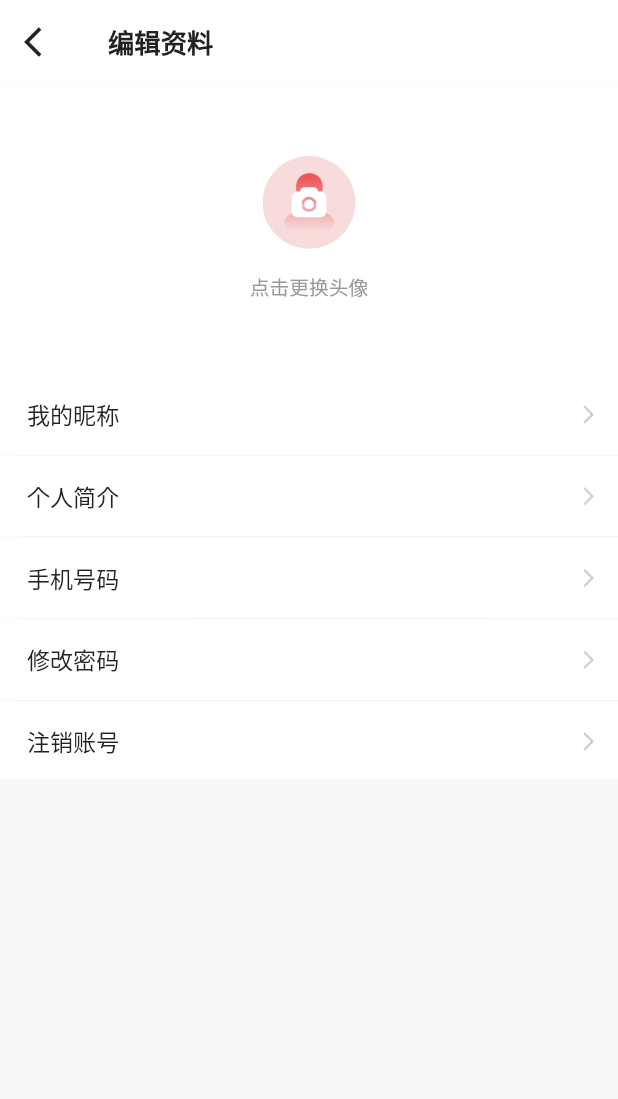
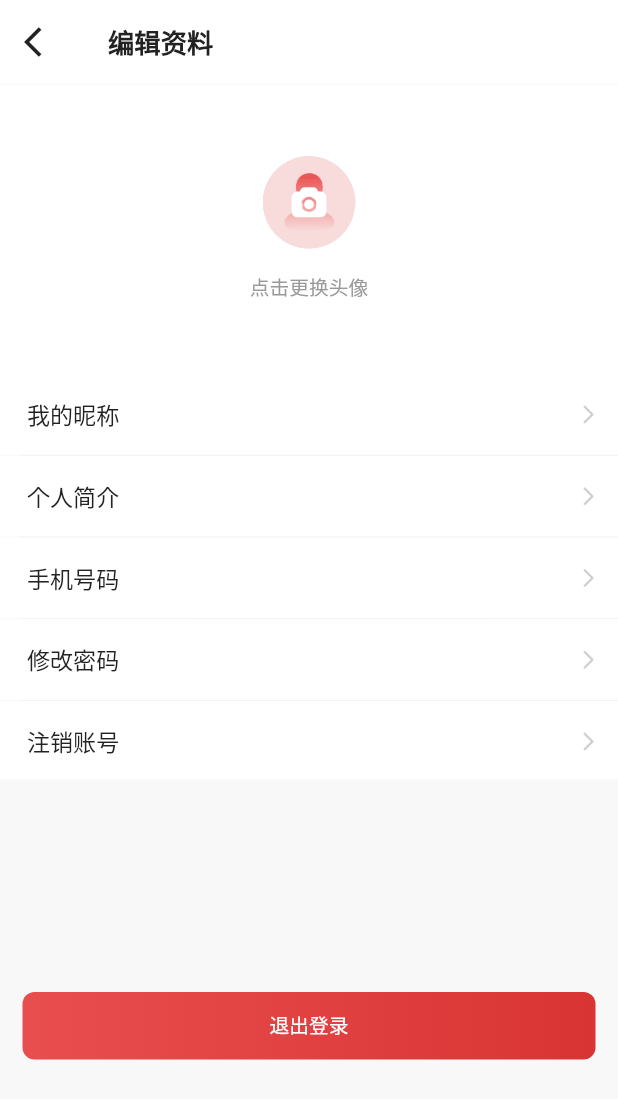
Before and after one commit to amber7117/donggan, a Flutter app: the MeInfoPage screen opened by its route, on a phone screen of 412 x 824 dp. Shown: the top 1099 px of the screen. Run offline on Flutter 3.47's test engine with Material 2 defaults, Android fonts, the phone set to English and light mode, and no system bars; our stand-ins replace cached_network_image, device_info_plus, dio, event_bus, fluro, flutter_easyloading and 3 more; missing offline and left inert: encrypt; accounts and stored records are empty; statements that could not run were skipped.

Commit message:
fix - 代码提交

```diff
--- a/lib/app/app.dart
+++ b/lib/app/app.dart
@@ -1,9 +1,12 @@
 import 'package:fluro/fluro.dart';
 import 'package:logger/logger.dart';
 
+// 测试环境开关
 const appTest = false;
+// Debug开关
 const appDebug = true;
-const appProxy = false;
+// 代理开关
+const appProxy = true;
 
 typedef VoidCallback<T> = void Function();
 typedef AnyCallback<T> = void Function(T data);
--- /dev/null
+++ b/lib/common/widget/login_sure_button.dart
@@ -0,0 +1,38 @@
+import 'package:flutter/material.dart';
+import 'package:flutter_screenutil/flutter_screenutil.dart';
+import 'package:wzty/utils/text_style_utils.dart';
+
+class LoginSureButton extends StatelessWidget {
+  final String title;
+  final VoidCallback handleTap;
+
+  const LoginSureButton(
+      {super.key, required this.title, required this.handleTap});
+
+  @override
+  Widget build(BuildContext context) {
+    return InkWell(
+      onTap: handleTap,
+      child: Container(
+        width: ScreenUtil().screenWidth - 30.0,
+        height: 45,
+        alignment: Alignment.center,
+        decoration: const BoxDecoration(
+            gradient: LinearGradient(
+              colors: [
+                Color.fromRGBO(233, 78, 78, 1.0),
+                Color.fromRGBO(217, 52, 52, 1.0),
+              ],
+              begin: Alignment.centerLeft,
+              end: Alignment.centerRight,
+            ),
+            borderRadius: BorderRadius.all(Radius.circular(8))),
+        child: Text(title,
+            style: TextStyle(
+                color: Colors.white,
+                fontSize: 12.sp,
+                fontWeight: TextStyleUtils.regual)),
+      ),
+    );
+  }
+}
--- a/lib/main/dio/http_manager.dart
+++ b/lib/main/dio/http_manager.dart
@@ -56,7 +56,7 @@ class HttpManager {
     params ??= {};
 
     // post参数处理
-    Map<String, dynamic> data = {};
+    Map<String, dynamic>? data;
     if (method == HttpMethod.post) {
       data = params;
       params = {};
--- a/lib/main/user/user_manager.dart
+++ b/lib/main/user/user_manager.dart
@@ -91,7 +91,7 @@ class UserManager {
     SpUtils.save(SpKeys.mobile, mobile);
   }
 
-  removeUserInfo(UserEntity model) {
+  removeUserInfo() {
     token = "";
     uid = "";
     headImg = "";
--- a/lib/modules/me/page/me_info_page.dart
+++ b/lib/modules/me/page/me_info_page.dart
@@ -1,7 +1,14 @@
 import 'package:flutter/material.dart';
 import 'package:flutter_screenutil/flutter_screenutil.dart';
+import 'package:provider/provider.dart';
+import 'package:wzty/app/routes.dart';
 import 'package:wzty/common/widget/appbar.dart';
+import 'package:wzty/common/widget/login_sure_button.dart';
 import 'package:wzty/main/user/user_manager.dart';
+import 'package:wzty/main/user/user_provider.dart';
+import 'package:wzty/modules/login/provider/login_data_provider.dart';
+import 'package:wzty/modules/login/service/login_service.dart';
+import 'package:wzty/modules/me/service/me_service.dart';
 import 'package:wzty/utils/color_utils.dart';
 import 'package:wzty/utils/jh_image_utils.dart';
 import 'package:wzty/utils/text_style_utils.dart';
@@ -23,13 +30,23 @@ class _MeInfoPageState extends State<MeInfoPage> {
     InfoListItemType.cancelAccount,
   ];
 
+  _handleLogout() {
+    LoginService.requestLogout((success, result) {
+
+    });
+    UserManager.instance.removeUserInfo();
+    context.read<UserProvider>().setIsLogin(false);
+
+    Routes.goBack(context);
+  }
+
+
   @override
   Widget build(BuildContext context) {
     return Scaffold(
       backgroundColor: ColorUtils.gray248,
       appBar: buildAppBar(context: context, titleText: "编辑资料"),
       body: Column(
-        mainAxisSize: MainAxisSize.min,
         children: [
           Container(
               width: double.infinity,
@@ -76,6 +93,8 @@ class _MeInfoPageState extends State<MeInfoPage> {
               },
             ),
           ),
+          SizedBox(height: 140.h),
+          LoginSureButton(title: "退出登录", handleTap: _handleLogout),
         ],
       ),
     );
```
Also changed, not shown: lib/common/widget/follow_button.dart (+12 -6 lines), lib/modules/me/page/me_follow_page.dart (+21 -4 lines), lib/modules/me/service/me_service.dart (+3 -7 lines), lib/utils/string_utils.dart (+5 -5 lines).
